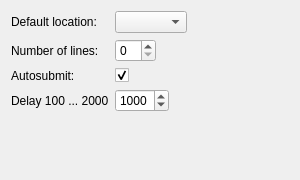
Above: plugins/autopaster/src/pastersettings.ui from euroelessar/qutim before the change. Below: the same form after it.
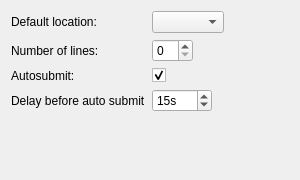
That is the form after the change.

```diff
--- a/plugins/autopaster/src/pastersettings.ui
+++ b/plugins/autopaster/src/pastersettings.ui
@@ -60,23 +60,23 @@
      </property>
     </widget>
    </item>
-   <item row="3" column="0">
-    <widget class="QLabel" name="label_4">
-     <property name="text">
-      <string>Delay 100 ... 2000</string>
-     </property>
-    </widget>
-   </item>
    <item row="3" column="1">
     <widget class="QSpinBox" name="spinBox_2">
-     <property name="minimum">
-      <number>100</number>
+     <property name="suffix">
+      <string>s</string>
      </property>
      <property name="maximum">
-      <number>2000</number>
+      <number>3600</number>
      </property>
      <property name="value">
-      <number>1000</number>
+      <number>15</number>
+     </property>
+    </widget>
+   </item>
+   <item row="3" column="0">
+    <widget class="QLabel" name="label_4">
+     <property name="text">
+      <string>Delay before auto submit</string>
      </property>
     </widget>
    </item>
```
